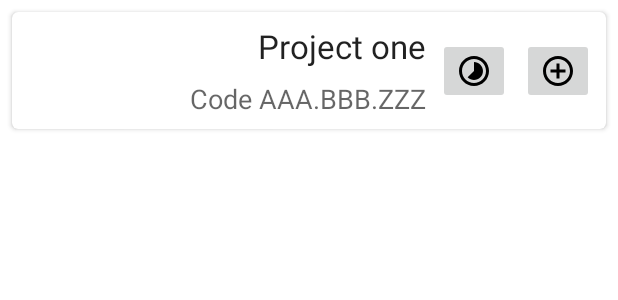
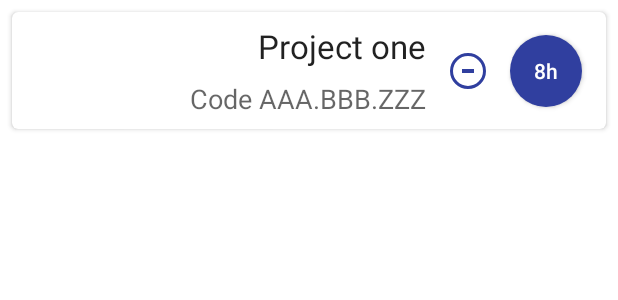
Before and after one commit to olivierperez/crapp, an Android app: the layout item_timesheet.xml on its own in the app's theme, with its tools: preview values and no code run, on a phone screen of 412 x 824 dp. Shown: the top 300 px of the screen. Run offline under Robolectric (Android 15) with nearby library versions, the light colour scheme and no system bars.

Commit message:
Draw the circles and write the number of logged hours into the second one

```diff
--- a/feature-timesheet/src/main/java/fr/o80/sample/timesheet/presentation/ui/TimesheetAdapter.kt
+++ b/feature-timesheet/src/main/java/fr/o80/sample/timesheet/presentation/ui/TimesheetAdapter.kt
@@ -16,7 +16,7 @@ class TimesheetAdapter(val listener: (EntryViewModel) -> Unit) : RecyclerView.Ad
     private var entries: List<EntryViewModel>? = null
 
     override fun onCreateViewHolder(parent: ViewGroup, viewType: Int): EntryViewHolder =
-        EntryViewHolder(LayoutInflater.from(parent.context).inflate(R.layout.item_timesheet, parent, false))
+            EntryViewHolder(LayoutInflater.from(parent.context).inflate(R.layout.item_timesheet, parent, false))
 
     override fun onBindViewHolder(holder: EntryViewHolder, position: Int) {
         val timeEntry = entries!![position]
@@ -24,7 +24,7 @@ class TimesheetAdapter(val listener: (EntryViewModel) -> Unit) : RecyclerView.Ad
     }
 
     override fun getItemCount(): Int =
-        if (entries != null) entries!!.size else 0
+            if (entries != null) entries!!.size else 0
 
     fun setEntries(entries: List<EntryViewModel>) {
         this.entries = entries
@@ -35,11 +35,14 @@ class TimesheetAdapter(val listener: (EntryViewModel) -> Unit) : RecyclerView.Ad
 
         val projectName: TextView = itemView.findViewById(R.id.project_name) as TextView
         val projectCode: TextView = itemView.findViewById(R.id.project_code) as TextView
+        val removeTime: TextView = itemView.findViewById(R.id.remove_time) as TextView
+        val addTime: TextView = itemView.findViewById(R.id.add_time) as TextView
 
         fun bind(timeEntry: EntryViewModel) {
             with(timeEntry) {
                 projectName.text = label
                 projectCode.text = code
+                addTime.text = itemView.context.getString(R.string.hours, hours)
             }
             itemView.setOnClickListener { listener(timeEntry) }
         }
--- /dev/null
+++ b/feature-timesheet/src/main/res/drawable/dark_disk.xml
@@ -0,0 +1,6 @@
+<?xml version="1.0" encoding="utf-8"?>
+<shape xmlns:android="http://schemas.android.com/apk/res/android"
+    android:shape="oval">
+    <solid
+        android:color="@color/colorPrimaryDark"/>
+</shape>
--- /dev/null
+++ b/feature-timesheet/src/main/res/drawable/minus_dark_circle.xml
@@ -0,0 +1,35 @@
+<?xml version="1.0" encoding="UTF-8"?>
+<layer-list xmlns:android="http://schemas.android.com/apk/res/android">
+    <item>
+        <shape
+            android:shape="rectangle"
+            android:visible="false">
+            <size
+                android:width="40dp"
+                android:height="40dp" />
+        </shape>
+    </item>
+    <item
+        android:bottom="8dp"
+        android:left="8dp"
+        android:right="8dp"
+        android:top="8dp">
+        <shape android:shape="oval">
+            <stroke
+                android:width="2dp"
+                android:color="@color/colorPrimaryDark" />
+            <size
+                android:width="24dp"
+                android:height="24dp" />
+        </shape>
+    </item>
+    <item
+        android:bottom="19dp"
+        android:left="16dp"
+        android:right="16dp"
+        android:top="19dp">
+        <shape android:shape="rectangle">
+            <solid android:color="@color/colorPrimaryDark" />
+        </shape>
+    </item>
+</layer-list>
--- a/feature-timesheet/src/main/res/layout/item_timesheet.xml
+++ b/feature-timesheet/src/main/res/layout/item_timesheet.xml
@@ -1,11 +1,11 @@
 <?xml version="1.0" encoding="utf-8"?>
 <android.support.v7.widget.CardView xmlns:android="http://schemas.android.com/apk/res/android"
-    xmlns:card_view="http://schemas.android.com/apk/res-auto"
+    xmlns:app="http://schemas.android.com/apk/res-auto"
     xmlns:tools="http://schemas.android.com/tools"
     android:layout_width="match_parent"
     android:layout_height="wrap_content"
     android:layout_margin="8dp"
-    card_view:cardCornerRadius="4dp">
+    app:cardCornerRadius="4dp">
 
     <android.support.constraint.ConstraintLayout
         android:layout_width="match_parent"
@@ -17,16 +17,16 @@
             android:layout_width="0dp"
             android:layout_height="wrap_content"
             android:layout_marginEnd="8dp"
-            android:layout_marginLeft="8dp"
+            android:layout_marginLeft="16dp"
             android:layout_marginRight="8dp"
-            android:layout_marginStart="8dp"
+            android:layout_marginStart="16dp"
             android:layout_marginTop="8dp"
             android:textAppearance="?android:attr/textAppearanceLarge"
-            card_view:layout_constraintEnd_toStartOf="@+id/remove_time"
-            card_view:layout_constraintHorizontal_bias="0.0"
-            card_view:layout_constraintLeft_toLeftOf="parent"
-            card_view:layout_constraintRight_toLeftOf="@+id/remove_time"
-            card_view:layout_constraintTop_toTopOf="parent"
+            app:layout_constraintEnd_toStartOf="@+id/remove_time"
+            app:layout_constraintHorizontal_bias="0.0"
+            app:layout_constraintLeft_toLeftOf="parent"
+            app:layout_constraintRight_toLeftOf="@+id/remove_time"
+            app:layout_constraintTop_toTopOf="parent"
             tools:text="Project one" />
 
         <TextView
@@ -35,46 +35,51 @@
             android:layout_height="wrap_content"
             android:layout_marginBottom="8dp"
             android:layout_marginEnd="8dp"
-            android:layout_marginLeft="8dp"
+            android:layout_marginLeft="16dp"
             android:layout_marginRight="8dp"
-            android:layout_marginStart="8dp"
+            android:layout_marginStart="16dp"
             android:layout_marginTop="8dp"
             android:textAppearance="?android:attr/textAppearanceMedium"
-            card_view:layout_constraintBottom_toBottomOf="parent"
-            card_view:layout_constraintEnd_toStartOf="@+id/remove_time"
-            card_view:layout_constraintHorizontal_bias="0.0"
-            card_view:layout_constraintLeft_toLeftOf="parent"
-            card_view:layout_constraintRight_toLeftOf="@+id/remove_time"
-            card_view:layout_constraintTop_toBottomOf="@+id/project_name"
+            app:layout_constraintBottom_toBottomOf="parent"
+            app:layout_constraintEnd_toStartOf="@+id/remove_time"
+            app:layout_constraintHorizontal_bias="0.0"
+            app:layout_constraintLeft_toLeftOf="parent"
+            app:layout_constraintRight_toLeftOf="@+id/remove_time"
+            app:layout_constraintTop_toBottomOf="@+id/project_name"
             tools:text="Code AAA.BBB.ZZZ" />
 
-        <ImageButton
+        <Button
             android:id="@+id/remove_time"
-            android:layout_width="wrap_content"
-            android:layout_height="wrap_content"
+            android:layout_width="40dp"
+            android:layout_height="40dp"
             android:layout_marginBottom="8dp"
             android:layout_marginEnd="8dp"
             android:layout_marginRight="8dp"
             android:layout_marginTop="8dp"
+            android:padding="10dp"
             android:contentDescription="@string/time_entry_remove_one_hour"
-            card_view:layout_constraintBottom_toBottomOf="parent"
-            card_view:layout_constraintEnd_toStartOf="@+id/add_time"
-            card_view:layout_constraintTop_toTopOf="parent"
-            card_view:srcCompat="@drawable/ic_timesheet" />
+            app:layout_constraintBottom_toBottomOf="parent"
+            app:layout_constraintEnd_toStartOf="@+id/add_time"
+            app:layout_constraintTop_toTopOf="parent"
+            android:background="@drawable/minus_dark_circle" />
 
-        <ImageButton
+        <Button
+            android:padding="10dp"
             android:id="@+id/add_time"
-            android:layout_width="wrap_content"
-            android:layout_height="wrap_content"
+            android:layout_width="48dp"
+            android:layout_height="48dp"
             android:layout_marginBottom="8dp"
-            android:layout_marginEnd="8dp"
-            android:layout_marginRight="8dp"
+            android:layout_marginEnd="16dp"
+            android:layout_marginRight="16dp"
             android:layout_marginTop="8dp"
+            android:background="@drawable/dark_disk"
             android:contentDescription="@string/time_entry_add_one_hour"
-            card_view:layout_constraintBottom_toBottomOf="parent"
-            card_view:layout_constraintEnd_toEndOf="parent"
-            card_view:layout_constraintTop_toTopOf="parent"
-            card_view:srcCompat="@drawable/ic_add_circle" />
+            android:textAllCaps="false"
+            android:textColor="@android:color/white"
+            app:layout_constraintBottom_toBottomOf="parent"
+            app:layout_constraintEnd_toEndOf="parent"
+            app:layout_constraintTop_toTopOf="parent"
+            tools:text="8h" />
 
     </android.support.constraint.ConstraintLayout>
 
--- a/feature-timesheet/src/main/res/values/strings.xml
+++ b/feature-timesheet/src/main/res/values/strings.xml
@@ -8,4 +8,6 @@
 
     <string name="time_entry_remove_one_hour">Remove one hour</string>
     <string name="time_entry_add_one_hour">Add one hour</string>
+
+    <string name="hours">%dh</string>
 </resources>
```
